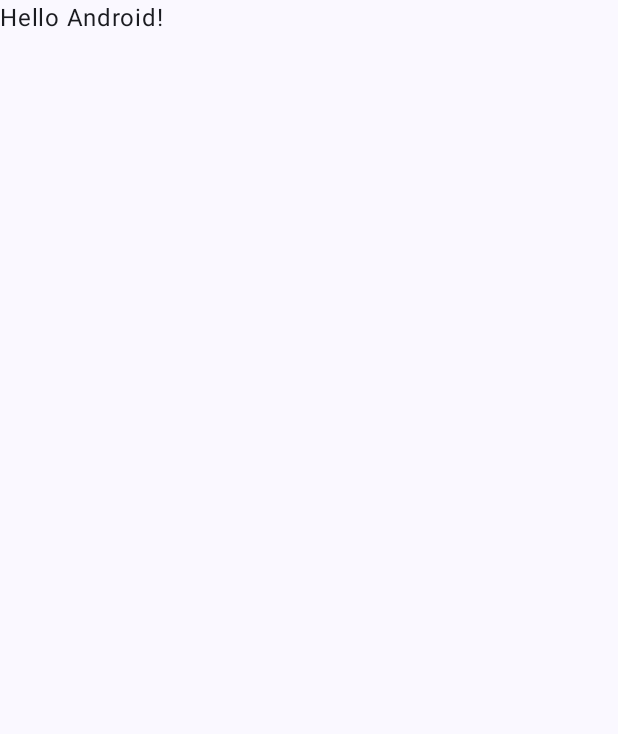
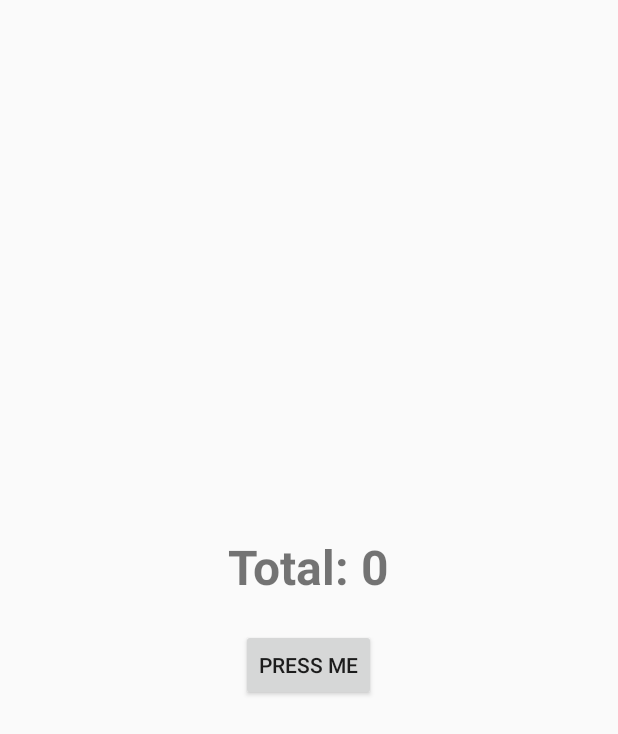
Before and after one commit to hexselarchieles/LAB_WEEK_10, an Android app built with Jetpack Compose: the screen it shows after launch (MainActivity), on a phone screen of 412 x 824 dp. Before the commit the part shown is almost empty. Shown: the top 734 px of the screen. Run offline under Robolectric (Android 15) with nearby library versions, the phone set to English and light mode, and no system bars.

Commit message:
Commit No. 1: Implement ViewModel to Handle Rotation

```diff
--- a/app/build.gradle.kts
+++ b/app/build.gradle.kts
@@ -35,12 +35,16 @@ android {
         jvmTarget = "11"
     }
     buildFeatures {
-        compose = true
+        compose = false
+        viewBinding = true
     }
+
 }
 
 dependencies {
-
+    implementation("androidx.appcompat:appcompat:1.7.0")
+    implementation("com.google.android.material:material:1.12.0")
+    implementation ("androidx.lifecycle:lifecycle-viewmodel-ktx:2.6.2")
     implementation(libs.androidx.core.ktx)
     implementation(libs.androidx.lifecycle.runtime.ktx)
     implementation(libs.androidx.activity.compose)
--- a/app/src/main/AndroidManifest.xml
+++ b/app/src/main/AndroidManifest.xml
@@ -4,24 +4,24 @@
 
     <application
         android:allowBackup="true"
-        android:dataExtractionRules="@xml/data_extraction_rules"
-        android:fullBackupContent="@xml/backup_rules"
         android:icon="@mipmap/ic_launcher"
         android:label="@string/app_name"
         android:roundIcon="@mipmap/ic_launcher_round"
         android:supportsRtl="true"
         android:theme="@style/Theme.LAB_WEEK_10">
-        <activity
+
+
+    <activity
             android:name=".MainActivity"
             android:exported="true"
             android:label="@string/app_name"
             android:theme="@style/Theme.LAB_WEEK_10">
             <intent-filter>
                 <action android:name="android.intent.action.MAIN" />
-
                 <category android:name="android.intent.category.LAUNCHER" />
             </intent-filter>
         </activity>
+
     </application>
 
 </manifest>
--- a/app/src/main/java/com/example/lab_week_10/MainActivity.kt
+++ b/app/src/main/java/com/example/lab_week_10/MainActivity.kt
@@ -1,47 +1,39 @@
 package com.example.lab_week_10
 
 import android.os.Bundle
-import androidx.activity.ComponentActivity
-import androidx.activity.compose.setContent
-import androidx.activity.enableEdgeToEdge
-import androidx.compose.foundation.layout.fillMaxSize
-import androidx.compose.foundation.layout.padding
-import androidx.compose.material3.Scaffold
-import androidx.compose.material3.Text
-import androidx.compose.runtime.Composable
-import androidx.compose.ui.Modifier
-import androidx.compose.ui.tooling.preview.Preview
-import com.example.lab_week_10.ui.theme.LAB_WEEK_10Theme
+import android.widget.Button
+import android.widget.TextView
+import androidx.appcompat.app.AppCompatActivity
+import androidx.lifecycle.ViewModelProvider
 
-class MainActivity : ComponentActivity() {
+class MainActivity : AppCompatActivity() {
+
+    // Inisialisasi ViewModel
+    private val viewModel by lazy {
+        ViewModelProvider(this)[TotalViewModel::class.java]
+    }
+
     override fun onCreate(savedInstanceState: Bundle?) {
         super.onCreate(savedInstanceState)
-        enableEdgeToEdge()
-        setContent {
-            LAB_WEEK_10Theme {
-                Scaffold(modifier = Modifier.fillMaxSize()) { innerPadding ->
-                    Greeting(
-                        name = "Android",
-                        modifier = Modifier.padding(innerPadding)
-                    )
-                }
-            }
+        setContentView(R.layout.activity_main)
+
+        prepareViewModel()
+    }
+
+    private fun updateText(total: Int) {
+        findViewById<TextView>(R.id.text_total).text =
+            getString(R.string.text_total, total)
+    }
+
+    private fun prepareViewModel() {
+        // Observe LiveData dari ViewModel
+        viewModel.total.observe(this) { total ->
+            updateText(total)
+        }
+
+        // Button klik untuk menaikkan total
+        findViewById<Button>(R.id.button_increment).setOnClickListener {
+            viewModel.incrementTotal()
         }
     }
 }
-
-@Composable
-fun Greeting(name: String, modifier: Modifier = Modifier) {
-    Text(
-        text = "Hello $name!",
-        modifier = modifier
-    )
-}
-
-@Preview(showBackground = true)
-@Composable
-fun GreetingPreview() {
-    LAB_WEEK_10Theme {
-        Greeting("Android")
-    }
-}
--- /dev/null
+++ b/app/src/main/java/com/example/lab_week_10/viewmodels/TotalViewModel.kt
@@ -0,0 +1,14 @@
+package com.example.lab_week_10
+
+import androidx.lifecycle.LiveData
+import androidx.lifecycle.MutableLiveData
+import androidx.lifecycle.ViewModel
+
+class TotalViewModel : ViewModel() {
+    private val _total = MutableLiveData(0)
+    val total: LiveData<Int> get() = _total
+
+    fun incrementTotal() {
+        _total.value = (_total.value ?: 0) + 1
+    }
+}
--- /dev/null
+++ b/app/src/main/res/layout/activity_main.xml
@@ -0,0 +1,25 @@
+<?xml version="1.0" encoding="utf-8"?>
+<LinearLayout
+    xmlns:android="http://schemas.android.com/apk/res/android"
+    xmlns:tools="http://schemas.android.com/tools"
+    android:layout_width="match_parent"
+    android:layout_height="match_parent"
+    android:gravity="center"
+    android:orientation="vertical"
+    tools:context=".MainActivity">
+
+    <TextView
+        android:id="@+id/text_total"
+        android:layout_width="wrap_content"
+        android:layout_height="wrap_content"
+        android:text="@string/text_total"
+        android:layout_marginBottom="20dp"
+        android:textStyle="bold"
+        android:textSize="32sp"/>
+
+    <Button
+        android:id="@+id/button_increment"
+        android:layout_width="wrap_content"
+        android:layout_height="wrap_content"
+        android:text="@string/button_increment"/>
+</LinearLayout>
--- a/app/src/main/res/values/strings.xml
+++ b/app/src/main/res/values/strings.xml
@@ -1,3 +1,5 @@
 <resources>
     <string name="app_name">LAB_WEEK_10</string>
+    <string name="text_total">Total: %d</string>
+    <string name="button_increment">Press Me</string>
 </resources>
--- a/app/src/main/res/values/themes.xml
+++ b/app/src/main/res/values/themes.xml
@@ -1,5 +1,8 @@
-<?xml version="1.0" encoding="utf-8"?>
-<resources>
-
-    <style name="Theme.LAB_WEEK_10" parent="android:Theme.Material.Light.NoActionBar" />
+<resources xmlns:tools="http://schemas.android.com/tools">
+    <style name="Theme.LAB_WEEK_10" parent="Theme.AppCompat.Light.NoActionBar">
+        <!-- Customize your theme here -->
+        <item name="colorPrimary">@color/purple_500</item>
+        <item name="colorPrimaryDark">@color/purple_700</item>
+        <item name="colorAccent">@color/teal_200</item>
+    </style>
 </resources>
```
